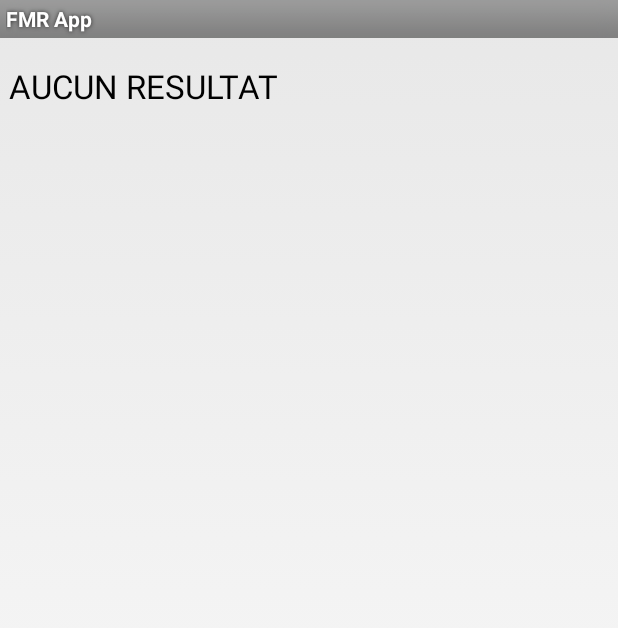
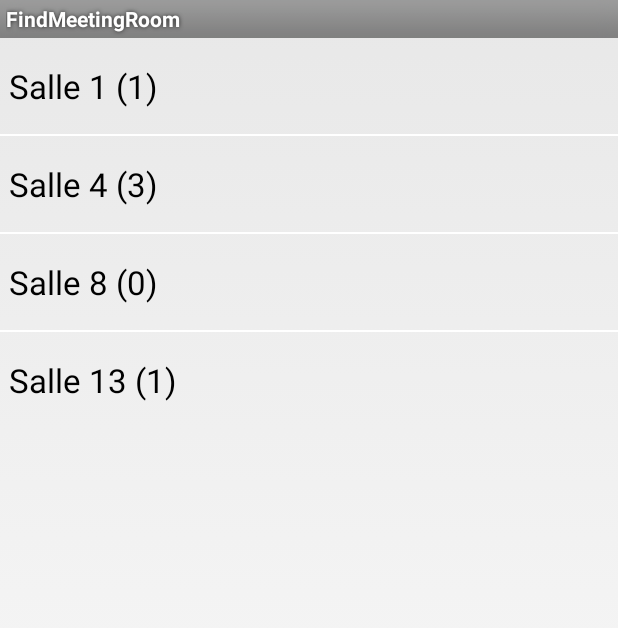
Before and after one commit to vchatela/FindMeetingRoom, an Android app: the ResultActivity screen opened directly, with no data from a screen before it, on a phone screen of 412 x 824 dp. Shown: the top 628 px of the screen. Run offline under Robolectric (Android 15) with nearby library versions, the phone set to English and light mode, and no system bars.

Commit message:
Solve ISSUE

```diff
--- a/app/src/main/java/com/net/sopra/findmeetingroom/ResultActivity.java
+++ b/app/src/main/java/com/net/sopra/findmeetingroom/ResultActivity.java
@@ -30,6 +30,7 @@ public class ResultActivity extends Activity {
         setContentView(R.layout.results_activity);
 
         String[] partsR;
+        baseResult="[{\"ID\":1,\"idBuilding\":1,\"nom\":\"Salle 1\",\"etage\":1},{\"ID\":4,\"idBuilding\":1,\"nom\":\"Salle 4\",\"etage\":3},{\"ID\":8,\"idBuilding\":1,\"nom\":\"Salle 8\",\"etage\":0},{\"ID\":13,\"idBuilding\":1,\"nom\":\"Salle 13\",\"etage\":1}]";
 
         if(baseResult==null || baseResult=="") {
             partsR = new String[1];
--- a/app/src/main/res/values/strings.xml
+++ b/app/src/main/res/values/strings.xml
@@ -1,10 +1,10 @@
 <resources>
     <string name="services_url">http://192.168.0.101:8080/meetingroom/services/</string>
-    <string name="app_name">FMR App</string>
+    <string name="app_name">FindMeetingRoom</string>
     <string name="about">A propos</string>
     <string name="connect">Connexion</string>
     <string name="app_credits">INSA 4I, groupe BE A11</string>
-    <string name="app_descrip">version test</string>
+    <string name="app_descrip">Version V1.1</string>
     <string name="s_room">Chercher Salle</string>
     <string name="s_profile">Editer Profil</string>
     <string name="search_c">Critères de recherche :</string>
@@ -15,7 +15,7 @@
     <string name="search_hb">Heure fin</string>
     <string name="search_p">Particularités</string>
     <string name="search_s">RECHERCHER</string>
-    <string name="profile_t">Sélectionnez site et batiment préférés :</string>
+    <string name="profile_t">Sélectionnez le site et le batiment préférés :</string>
     <string name="profile_confirm">OK</string>
     <string name="cea">Connexion : ETAPE 1/3</string>
     <string name="ceb">Connexion : ETAPE 2/3</string>
```
